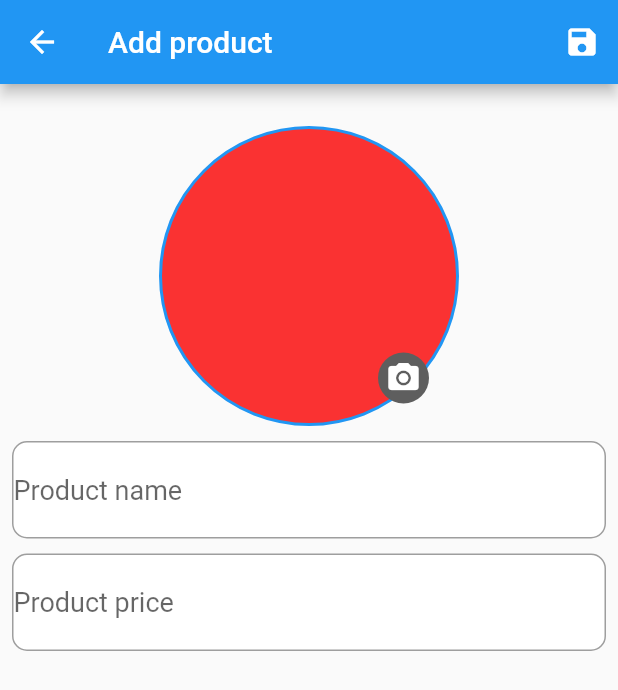
After one commit to luonverak/Flutter-Firebase-6-7, a Flutter app: the screen it shows once a user with an empty profile is signed in, after a tap on the "add" icon, on a phone screen of 412 x 824 dp. The commit adds this screen. Shown: the top 690 px of the screen. Run offline on Flutter 3.47's test engine with Material 2 defaults, Android fonts, the phone set to English and light mode, and no system bars; our stand-ins replace firebase_auth, firebase_core, flutter_slidable, get, google_sign_in; missing offline and left inert: adaptive_action_sheet; accounts and stored records are empty; network calls fail.

Commit message:
code commit

```diff
--- a/lib/auth/controller/user_controller.dart
+++ b/lib/auth/controller/user_controller.dart
@@ -1,8 +1,13 @@
 import 'package:firebase_auth/firebase_auth.dart';
 import 'package:flutter_firebase/auth/model/user_model.dart';
+import 'package:flutter_firebase/home/view/home_screen.dart';
 import 'package:get/get.dart';
+import 'package:google_sign_in/google_sign_in.dart';
+
+import '../view/login_screen.dart';
 
 class UserController extends GetxController {
+  RxBool check = true.obs;
   Future<void> createUser(UserModel model) async {
     try {
       final credential =
@@ -11,6 +16,7 @@ class UserController extends GetxController {
         password: model.password,
       );
       if (credential.user != null) {
+        Get.offAll(HomeScreen());
         Get.snackbar('Success', 'Create account success');
       }
     } on FirebaseAuthException catch (e) {
@@ -24,6 +30,7 @@ class UserController extends GetxController {
     } catch (e) {
       print(e);
     }
+    update();
   }
 
   Future<void> loginUser(UserModel model) async {
@@ -32,9 +39,13 @@ class UserController extends GetxController {
         email: model.email,
         password: model.password,
       );
+      check.value = false;
+      Future.delayed(const Duration(seconds: 4));
       if (credential.user != null) {
+        Get.offAll(HomeScreen());
         Get.snackbar('Success', 'Account login success');
       }
+      check(true);
     } on FirebaseAuthException catch (e) {
       if (e.code == 'user-not-found') {
         Get.snackbar('Error', 'No user found for that email.');
@@ -44,5 +55,38 @@ class UserController extends GetxController {
         Get.snackbar('Error', 'Wrong password provided for that user.');
       }
     }
+
+    update();
+  }
+
+  Future<UserCredential> signInWithGoogle() async {
+    final GoogleSignInAccount? googleUser = await GoogleSignIn().signIn();
+
+    final GoogleSignInAuthentication? googleAuth =
+        await googleUser?.authentication;
+
+    final credential = GoogleAuthProvider.credential(
+      accessToken: googleAuth?.accessToken,
+      idToken: googleAuth?.idToken,
+    );
+    update();
+    return await FirebaseAuth.instance.signInWithCredential(credential);
+  }
+
+  Future onCheckUser() async {
+    Future.delayed(const Duration(seconds: 2)).then((value) {
+      FirebaseAuth.instance.authStateChanges().listen((User? user) {
+        if (user == null) {
+          Get.offAll(LoginScreen());
+        } else {
+          Get.offAll(HomeScreen());
+        }
+      });
+    });
+    update();
+  }
+
+  Future<void> logoutUser() async {
+    await FirebaseAuth.instance.signOut();
   }
 }
--- a/lib/auth/view/login_screen.dart
+++ b/lib/auth/view/login_screen.dart
@@ -6,13 +6,14 @@ import 'package:flutter_firebase/auth/view/register_screen.dart';
 import 'package:get/get.dart';
 
 import '../widget/buttons.dart';
-import '../widget/input_field.dart';
+import '../../widget/input_field.dart';
 
 class LoginScreen extends StatelessWidget {
   LoginScreen({super.key});
   final email = TextEditingController();
   final password = TextEditingController();
   final controller = Get.put(UserController());
+  RxBool check = true.obs;
   @override
   Widget build(BuildContext context) {
     return Scaffold(
@@ -50,17 +51,27 @@ class LoginScreen extends StatelessWidget {
                 controller: email,
                 hintText: 'Enter email address',
                 prefixIcon: const Icon(Icons.email),
+                obscureText: false,
               ),
               const SizedBox(
                 height: 30,
               ),
-              InputField(
+              Obx(
+                () => InputField(
                   controller: password,
                   hintText: 'Enter password',
                   prefixIcon: const Icon(Icons.lock),
                   suffixIcon: IconButton(
-                  onPressed: () {},
-                  icon: const Icon(Icons.visibility_off),
+                    onPressed: () {
+                      check.value = !check.value;
+                    },
+                    icon: Icon(
+                      (check.value == false)
+                          ? Icons.visibility_off
+                          : Icons.remove_red_eye,
+                    ),
+                  ),
+                  obscureText: check.value,
                 ),
               ),
               const SizedBox(
@@ -75,8 +86,16 @@ class LoginScreen extends StatelessWidget {
                     ),
                   );
                 },
+                child: Obx(
+                  () => Visibility(
+                    replacement: const Center(
+                      child: CircularProgressIndicator(),
+                    ),
+                    visible: controller.check.value,
                     child: const Buttons(
                       title: 'Login',
+                    ),
+                  ),
                 ),
               ),
               const SizedBox(
@@ -96,10 +115,13 @@ class LoginScreen extends StatelessWidget {
               Row(
                 mainAxisAlignment: MainAxisAlignment.spaceEvenly,
                 children: [
-                  SizedBox(
+                  GestureDetector(
+                    onTap: () async => controller.signInWithGoogle(),
+                    child: SizedBox(
                       width: 60,
                       height: 60,
                       child: Image.asset('asset/icon/new.png'),
+                    ),
                   ),
                   SizedBox(
                     width: 60,
--- a/lib/auth/view/register_screen.dart
+++ b/lib/auth/view/register_screen.dart
@@ -4,7 +4,7 @@ import 'package:flutter_firebase/auth/model/user_model.dart';
 import 'package:get/get.dart';
 
 import '../widget/buttons.dart';
-import '../widget/input_field.dart';
+import '../../widget/input_field.dart';
 
 class RegisterScreen extends StatelessWidget {
   RegisterScreen({super.key});
@@ -59,6 +59,7 @@ class RegisterScreen extends StatelessWidget {
                 controller: email,
                 hintText: 'Enter email address',
                 prefixIcon: const Icon(Icons.email),
+                obscureText: false,
               ),
               const SizedBox(
                 height: 30,
@@ -71,6 +72,7 @@ class RegisterScreen extends StatelessWidget {
                   onPressed: () {},
                   icon: const Icon(Icons.visibility_off),
                 ),
+                obscureText: false,
               ),
               const SizedBox(
                 height: 30,
@@ -83,6 +85,7 @@ class RegisterScreen extends StatelessWidget {
                   onPressed: () {},
                   icon: const Icon(Icons.visibility_off),
                 ),
+                obscureText: false,
               ),
               const SizedBox(
                 height: 50,
--- /dev/null
+++ b/lib/home/model/product_model.dart
@@ -0,0 +1,13 @@
+class ProductModel {
+  final int id;
+  final String name;
+  final double price;
+  final String image;
+
+  ProductModel({
+    required this.id,
+    required this.name,
+    required this.price,
+    required this.image,
+  });
+}
--- /dev/null
+++ b/lib/home/view/add_edit_screen.dart
@@ -0,0 +1,105 @@
+import 'package:adaptive_action_sheet/adaptive_action_sheet.dart';
+import 'package:flutter/material.dart';
+
+import '../../widget/input_field.dart';
+
+class AddEditScreen extends StatelessWidget {
+  AddEditScreen({super.key});
+  final productName = TextEditingController();
+  final productPrice = TextEditingController();
+  final productDescription = TextEditingController();
+
+  @override
+  Widget build(BuildContext context) {
+    return Scaffold(
+      appBar: AppBar(
+        title: const Text('Add product'),
+        actions: [
+          IconButton(
+            onPressed: () {},
+            icon: const Icon(Icons.save),
+          ),
+        ],
+      ),
+      body: Padding(
+        padding: const EdgeInsets.all(8.0),
+        child: Column(
+          children: [
+            const SizedBox(
+              height: 20,
+            ),
+            Stack(
+              children: [
+                Container(
+                  width: 200,
+                  height: 200,
+                  decoration: BoxDecoration(
+                    color: const Color.fromARGB(255, 250, 50, 50),
+                    borderRadius: BorderRadius.circular(100),
+                    border: Border.all(
+                      width: 2,
+                      color: Colors.blue,
+                    ),
+                  ),
+                ),
+                Positioned(
+                  right: 20,
+                  bottom: 15,
+                  child: GestureDetector(
+                    onTap: () {
+                      showAdaptiveActionSheet(
+                        context: context,
+                        actions: <BottomSheetAction>[
+                          BottomSheetAction(
+                              title: const Text('Choose Gallery'),
+                              onPressed: (context) {}),
+                          BottomSheetAction(
+                              title: const Text('Open Camera'),
+                              onPressed: (context) {}),
+                        ],
+                        cancelAction: CancelAction(
+                          title: const Text('Cancel'),
+                        ),
+                      );
+                    },
+                    child: Container(
+                      decoration: BoxDecoration(
+                          color: const Color.fromARGB(255, 94, 94, 94),
+                          borderRadius: BorderRadius.circular(50)),
+                      child: const Padding(
+                        padding: EdgeInsets.all(5.0),
+                        child: Icon(
+                          Icons.camera_alt,
+                          color: Colors.white,
+                        ),
+                      ),
+                    ),
+                  ),
+                )
+              ],
+            ),
+            const SizedBox(
+              height: 10,
+            ),
+            InputField(
+              controller: productName,
+              hintText: 'Product name',
+              obscureText: false,
+            ),
+            const SizedBox(
+              height: 10,
+            ),
+            InputField(
+              controller: productPrice,
+              hintText: 'Product price',
+              obscureText: false,
+            ),
+            const SizedBox(
+              height: 10,
+            ),
+          ],
+        ),
+      ),
+    );
+  }
+}
--- /dev/null
+++ b/lib/home/view/home_screen.dart
@@ -0,0 +1,98 @@
+import 'package:firebase_auth/firebase_auth.dart';
+import 'package:flutter/material.dart';
+import 'package:flutter_firebase/auth/controller/user_controller.dart';
+import 'package:flutter_firebase/home/view/add_edit_screen.dart';
+import 'package:flutter_slidable/flutter_slidable.dart';
+import 'package:get/get.dart';
+
+class HomeScreen extends StatelessWidget {
+  HomeScreen({super.key});
+  final user = FirebaseAuth.instance.currentUser;
+  final userController = Get.put(UserController());
+  @override
+  Widget build(BuildContext context) {
+    return Scaffold(
+      appBar: AppBar(
+        title: const Text('HomeScreen'),
+        actions: [
+          IconButton(
+            onPressed: () async => userController.logoutUser(),
+            icon: const Icon(Icons.logout),
+          )
+        ],
+      ),
+      body: Padding(
+        padding: const EdgeInsets.only(left: 8, right: 8, top: 3),
+        child: Slidable(
+          endActionPane: ActionPane(
+            motion: const ScrollMotion(),
+            children: [
+              SlidableAction(
+                borderRadius: BorderRadius.circular(10),
+                onPressed: (context) {},
+                backgroundColor: Colors.green,
+                foregroundColor: Colors.white,
+                icon: Icons.edit,
+                label: 'Edit',
+              ),
+              SlidableAction(
+                borderRadius: BorderRadius.circular(10),
+                onPressed: (context) {},
+                backgroundColor: Colors.red,
+                foregroundColor: Colors.white,
+                icon: Icons.delete,
+                label: 'Delete',
+              ),
+            ],
+          ),
+          child: SizedBox(
+            height: 100,
+            width: double.infinity,
+            child: Card(
+              child: Row(
+                children: [
+                  Container(
+                    width: 100,
+                    color: Colors.amber,
+                  ),
+                  const SizedBox(
+                    width: 10,
+                  ),
+                  const Column(
+                    crossAxisAlignment: CrossAxisAlignment.start,
+                    mainAxisAlignment: MainAxisAlignment.spaceAround,
+                    children: [
+                      Text(
+                        'Name',
+                        style: TextStyle(
+                          fontSize: 18,
+                          fontWeight: FontWeight.w600,
+                        ),
+                      ),
+                      Text(
+                        'Description',
+                        style: TextStyle(
+                          fontSize: 16,
+                        ),
+                      ),
+                      Text(
+                        'Price',
+                        style: TextStyle(
+                          fontSize: 16,
+                        ),
+                      ),
+                    ],
+                  ),
+                ],
+              ),
+            ),
+          ),
+        ),
+      ),
+      floatingActionButton: FloatingActionButton(
+        onPressed: () async => Get.to(AddEditScreen()),
+        child: const Icon(Icons.add),
+      ),
+    );
+  }
+}
--- a/lib/main.dart
+++ b/lib/main.dart
@@ -1,8 +1,7 @@
 import 'package:firebase_core/firebase_core.dart';
 import 'package:flutter/material.dart';
+import 'package:flutter_firebase/auth/controller/user_controller.dart';
 import 'package:get/get.dart';
-
-import 'auth/view/login_screen.dart';
 
 void main() async {
   WidgetsFlutterBinding.ensureInitialized();
@@ -15,9 +14,34 @@ class MyApp extends StatelessWidget {
 
   @override
   Widget build(BuildContext context) {
-    return GetMaterialApp(
+    return const GetMaterialApp(
       debugShowCheckedModeBanner: false,
-      home: LoginScreen(),
+      home: LoadingScreen(),
     );
   }
 }
+
+class LoadingScreen extends StatefulWidget {
+  const LoadingScreen({super.key});
+
+  @override
+  State<LoadingScreen> createState() => _LoadingScreenState();
+}
+
+class _LoadingScreenState extends State<LoadingScreen> {
+  final controller = Get.put(UserController());
+  @override
+  void initState() {
+    controller.onCheckUser();
+    super.initState();
+  }
+
+  @override
+  Widget build(BuildContext context) {
+    return const Scaffold(
+      body: Center(
+        child: CircularProgressIndicator(),
+      ),
+    );
+  }
+}
--- a/lib/auth/widget/input_field.dart
+++ b/lib/widget/input_field.dart
@@ -5,20 +5,22 @@ class InputField extends StatelessWidget {
     super.key,
     required this.controller,
     required this.hintText,
-    required this.prefixIcon,
+    this.prefixIcon,
     this.suffixIcon,
+    this.obscureText,
   });
   var controller = TextEditingController();
   var hintText;
-  Icon prefixIcon;
+  Icon? prefixIcon;
   IconButton? suffixIcon;
+  bool? obscureText = false;
   @override
   Widget build(BuildContext context) {
     return Container(
       width: double.infinity,
       height: 65,
       decoration: BoxDecoration(
-        borderRadius: BorderRadius.circular(20),
+        borderRadius: BorderRadius.circular(10),
         color: Colors.white,
         border: Border.all(
           width: 1,
@@ -38,6 +40,7 @@ class InputField extends StatelessWidget {
           hintText: hintText,
           suffixIcon: suffixIcon,
         ),
+        obscureText: obscureText!,
       ),
     );
   }
--- a/pubspec.yaml
+++ b/pubspec.yaml
@@ -38,6 +38,12 @@ dependencies:
   firebase_core: ^2.24.2
   get: ^4.6.5
   firebase_auth: ^4.15.3
+  google_sign_in: ^6.1.6
+  flutter_slidable: ^3.0.1
+  adaptive_action_sheet: ^2.0.2
+  image_picker: ^1.0.5
+  firebase_storage: ^11.5.6
+  cloud_firestore: ^4.13.6
 
 dev_dependencies:
   flutter_test:
```
Also changed, not shown: pubspec.lock, 8 other files. Lines whose indentation alone changed are shown as unchanged.
